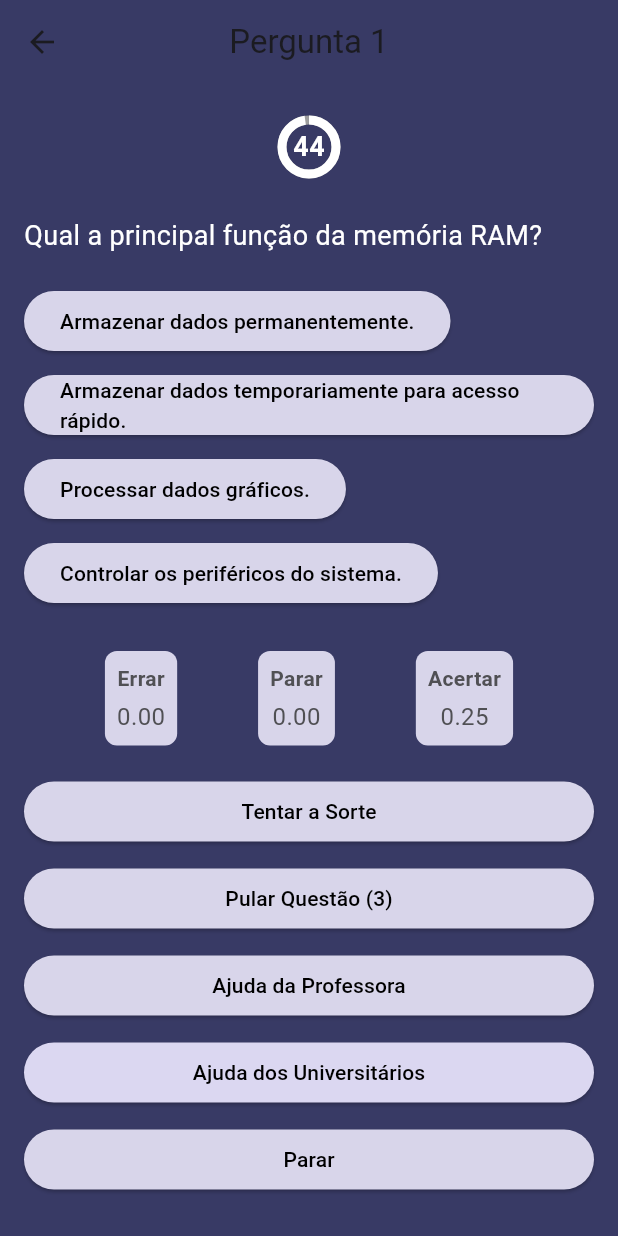
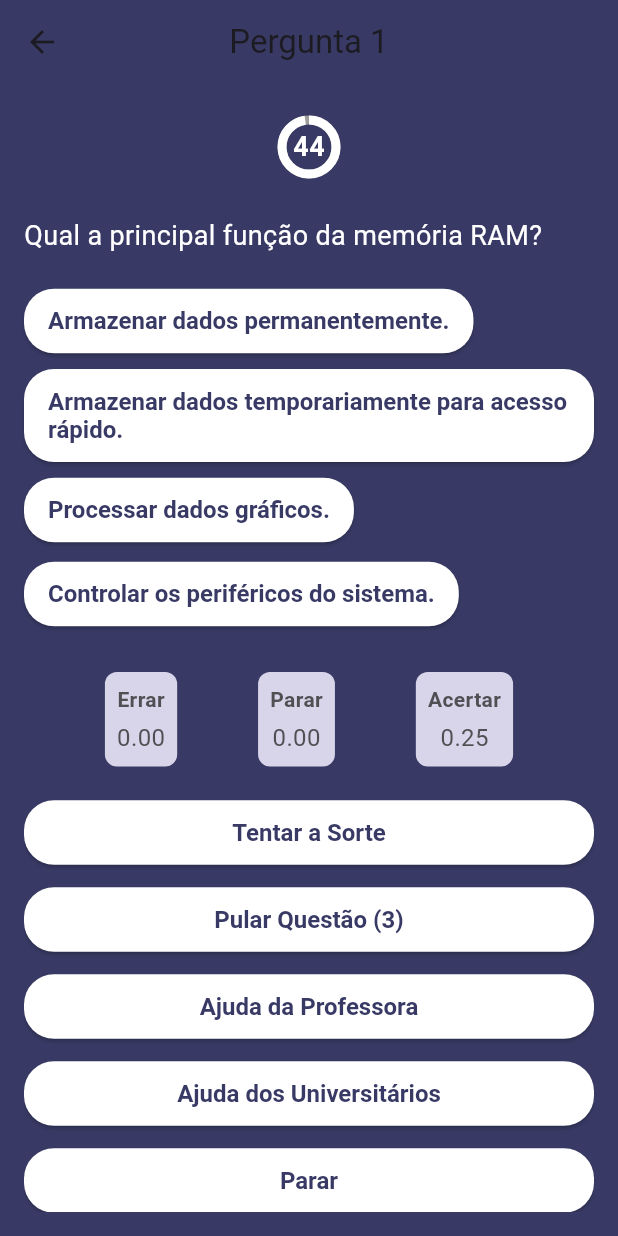
Before and after one commit to gabrielamds/AOCApp, a Flutter app: the screen it shows after launch, after a tap on "Iniciar Jogo", on a phone screen of 412 x 824 dp. Run offline on Flutter 3.47's test engine with Material 3 defaults, Android fonts, the phone set to English and light mode, and no system bars.

Commit message:
AOCApp_design

```diff
--- a/lib/main.dart
+++ b/lib/main.dart
@@ -37,7 +37,7 @@ class TelaInicial extends StatelessWidget {
             height: double.infinity,
             decoration: const BoxDecoration(
               gradient: LinearGradient(
-                colors: [Color(0xFF383A65), Color.from(alpha: 1, red: 0.325, green: 0.337, blue: 0.522)],
+                colors: [Color(0xFF383A65), Color.fromARGB(255, 83, 86, 133)],
                 begin: Alignment.topCenter,
                 end: Alignment.bottomCenter,
               ),
@@ -69,32 +69,42 @@ class TelaInicial extends StatelessWidget {
                   textAlign: TextAlign.center,
                 ),
                 const SizedBox(height: 50),
-                ElevatedButton(
-                  onPressed: () {
-                    Navigator.push(
-                      context,
-                      MaterialPageRoute(builder: (context) => const TelaPerguntas()),
-                    );
-                  },
-                  child: const Text('Iniciar Jogo'),
-                ),
+                _buildButton(context, 'Iniciar Jogo', () {
+                  Navigator.push(
+                    context,
+                    MaterialPageRoute(builder: (context) => const TelaPerguntas()),
+                  );
+                }),
                 const SizedBox(height: 20),
-                ElevatedButton(
-                  onPressed: () {
-                    _mostrarInstrucoes(context);
-                  },
-                  child: const Text('Instruções'),
-                ),
+                _buildButton(context, 'Instruções', () {
+                  _mostrarInstrucoes(context);
+                }),
                 const SizedBox(height: 20),
-                ElevatedButton(
-                  onPressed: () => exit(0), // Exit the application
-                  child: const Text('Sair'),
-                ),
+                _buildButton(context, 'Sair', () => exit(0)),
               ],
             ),
           ),
         ],
       ),
+    );
+  }
+
+  Widget _buildButton(BuildContext context, String text, VoidCallback onPressed) {
+    return ElevatedButton(
+      onPressed: onPressed,
+      style: ElevatedButton.styleFrom(
+        backgroundColor: Colors.white,
+        foregroundColor: Color(0xFF383A65),
+        padding: const EdgeInsets.symmetric(horizontal: 32, vertical: 16),
+        shape: RoundedRectangleBorder(
+          borderRadius: BorderRadius.circular(30),
+        ),
+        textStyle: const TextStyle(
+          fontSize: 18,
+          fontWeight: FontWeight.bold,
+        ),
+      ),
+      child: Text(text),
     );
   }
 
@@ -797,8 +807,16 @@ void _mostrarTelaFinal(BuildContext context, String mensagem) {
                   child: ElevatedButton(
                     onPressed: alternativasInativas[index] ? null : () => _responder(index),
                     style: ElevatedButton.styleFrom(
-                      backgroundColor: Color(0xFFD8D5EA),
-                      foregroundColor: Colors.black,
+                      backgroundColor: Colors.white,
+                      foregroundColor: Color(0xFF383A65),
+                      padding: const EdgeInsets.symmetric(horizontal: 16, vertical: 12),
+                      shape: RoundedRectangleBorder(
+                        borderRadius: BorderRadius.circular(20),
+                      ),
+                      textStyle: const TextStyle(
+                        fontSize: 16,
+                        fontWeight: FontWeight.bold,
+                      ),
                     ),
                     child: Text(pergunta['alternativas'][index]),
                   ),
@@ -821,50 +839,15 @@ void _mostrarTelaFinal(BuildContext context, String mensagem) {
                   child: Column(
                     crossAxisAlignment: CrossAxisAlignment.stretch,
                     children: [
-                      ElevatedButton(
-                        onPressed: tentarSorteDisponivel ? _usarCarta : null,
-                        style: ElevatedButton.styleFrom(
-                          backgroundColor: Color(0xFFD8D5EA),
-                          foregroundColor: Colors.black,
-                        ),
-                        child: const Text('Tentar a Sorte'),
-                      ),
+                      _buildButton('Tentar a Sorte', tentarSorteDisponivel ? _usarCarta : null),
                       const SizedBox(height: 10),
-                      ElevatedButton(
-                        onPressed: pulosRestantes > 0 ? _pularQuestao : null,
-                        style: ElevatedButton.styleFrom(
-                          backgroundColor: Color(0xFFD8D5EA),
-                          foregroundColor: Colors.black,
-                        ),
-                        child: Text('Pular Questão (${pulosRestantes})'),
-                      ),
+                      _buildButton('Pular Questão (${pulosRestantes})', pulosRestantes > 0 ? _pularQuestao : null),
                       const SizedBox(height: 10),
-                      ElevatedButton(
-                        onPressed: ajudaProfessoraDisponivel ? _ajudaProfessora : null,
-                        style: ElevatedButton.styleFrom(
-                          backgroundColor: Color(0xFFD8D5EA),
-                          foregroundColor: Colors.black,
-                        ),
-                        child: const Text('Ajuda da Professora'),
-                      ),
+                      _buildButton('Ajuda da Professora', ajudaProfessoraDisponivel ? _ajudaProfessora : null),
                       const SizedBox(height: 10),
-                      ElevatedButton(
-                        onPressed: ajudaUniversitariosDisponivel ? _ajudaUniversitarios : null,
-                        style: ElevatedButton.styleFrom(
-                          backgroundColor: Color(0xFFDBD7F1),
-                          foregroundColor: Colors.black,
-                        ),
-                        child: const Text('Ajuda dos Universitários'),
-                      ),
+                      _buildButton('Ajuda dos Universitários', ajudaUniversitariosDisponivel ? _ajudaUniversitarios : null),
                       const SizedBox(height: 10),
-                      ElevatedButton(
-                        onPressed: _parar,
-                        style: ElevatedButton.styleFrom(
-                          backgroundColor: Color(0xFFD8D5EA),
-                          foregroundColor: Colors.black,
-                        ),
-                        child: const Text('Parar'),
-                      ),
+                      _buildButton('Parar', _parar),
                     ],
                   ),
                 ),
@@ -873,6 +856,25 @@ void _mostrarTelaFinal(BuildContext context, String mensagem) {
           ),
         ),
       ),
+    );
+  }
+
+  Widget _buildButton(String text, VoidCallback? onPressed) {
+    return ElevatedButton(
+      onPressed: onPressed,
+      style: ElevatedButton.styleFrom(
+        backgroundColor: Colors.white,
+        foregroundColor: Color(0xFF383A65),
+        padding: const EdgeInsets.symmetric(horizontal: 16, vertical: 12),
+        shape: RoundedRectangleBorder(
+          borderRadius: BorderRadius.circular(20),
+        ),
+        textStyle: const TextStyle(
+          fontSize: 16,
+          fontWeight: FontWeight.bold,
+        ),
+      ),
+      child: Text(text),
     );
   }
 
```
